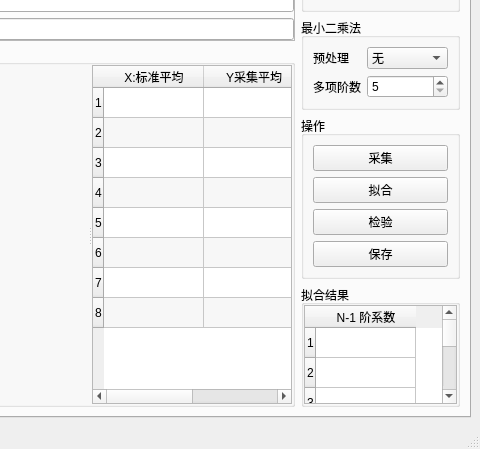
Above: mainwindow.ui from m-RNA/TemperatureSelfCorrectionBasedOnQtSerial before the change; both pictures show x 480 to 960 and y 153 to 602 of the 960 by 602 pixel window. Below: the same form after it.
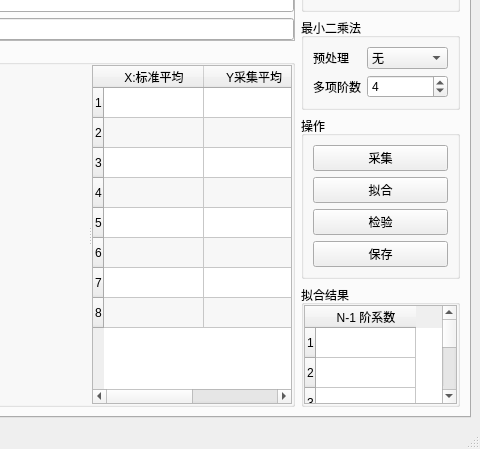
That is the form after the change. Icons and pictures are not drawn. Custom widgets are drawn as their Qt base class.

```diff
--- a/mainwindow.ui
+++ b/mainwindow.ui
@@ -464,13 +464,13 @@
                  <string/>
                 </property>
                 <property name="minimum">
-                 <number>5</number>
+                 <number>2</number>
                 </property>
                 <property name="maximum">
-                 <number>50</number>
+                 <number>20</number>
                 </property>
                 <property name="value">
-                 <number>5</number>
+                 <number>4</number>
                 </property>
                </widget>
               </item>
@@ -633,7 +633,7 @@
                  </sizepolicy>
                 </property>
                 <property name="rowCount">
-                 <number>7</number>
+                 <number>5</number>
                 </property>
                 <property name="columnCount">
                  <number>1</number>
@@ -643,8 +643,6 @@
                 <row/>
                 <row/>
                 <row/>
-                <row/>
-                <row/>
                 <column>
                  <property name="text">
                   <string>N-1 阶系数</string>
```
Left out of the diff: 2 changed lines with no effect on the pictures.
